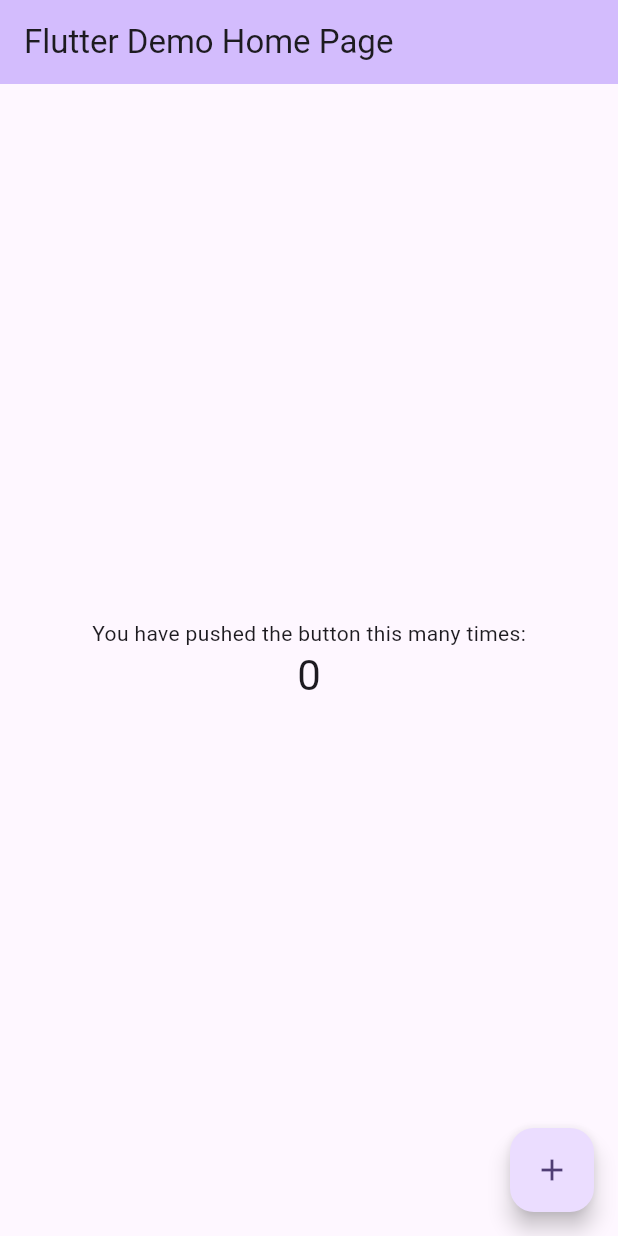
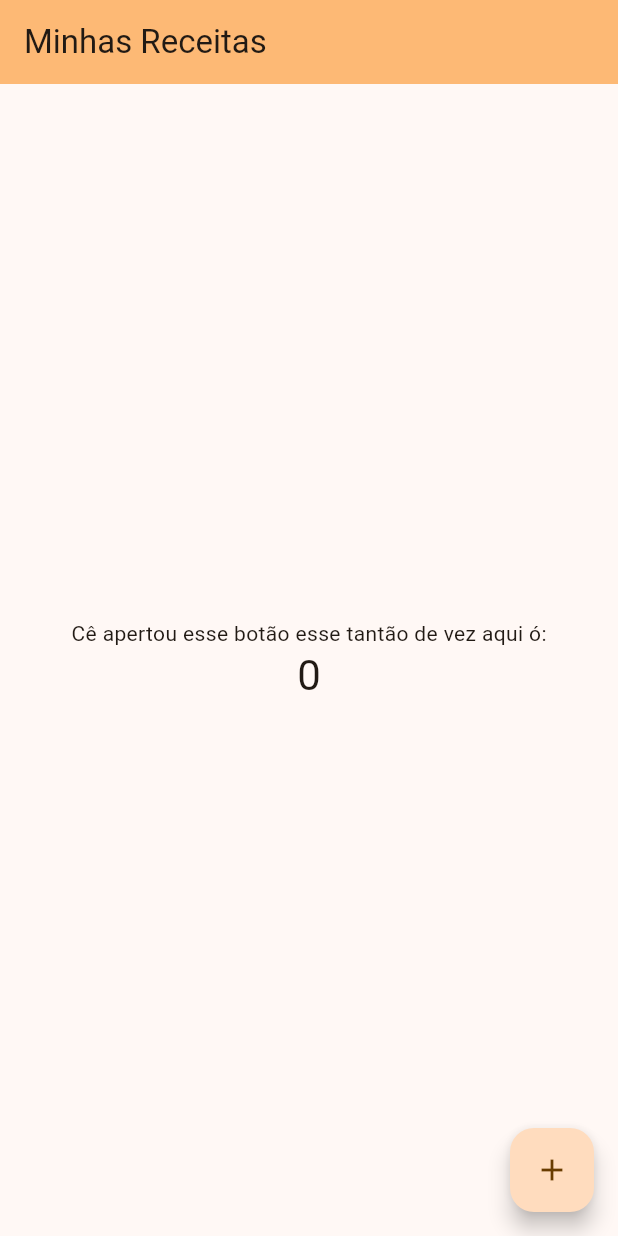
Before and after one commit to aWhiity/aplicativo_receitas, a Flutter app: the screen it shows after launch, on a phone screen of 412 x 824 dp. Run offline on Flutter 3.47's test engine with Material 3 defaults, Android fonts, the light colour scheme and no system bars.

Commit message:
✨feat: Alteração da tela inicial

```diff
--- a/lib/main.dart
+++ b/lib/main.dart
@@ -28,9 +28,9 @@
         //
         // This works for code too, not just values: Most code changes can be
         // tested with just a hot reload.
-        colorScheme: ColorScheme.fromSeed(seedColor: Colors.deepPurple),
+        colorScheme: ColorScheme.fromSeed(seedColor: Colors.orange),
       ),
-      home: const MyHomePage(title: 'Flutter Demo Home Page'),
+      home: const MyHomePage(title: 'Minhas Receitas'),
     );
   }
 }
@@ -104,7 +104,7 @@
           // wireframe for each widget.
           mainAxisAlignment: MainAxisAlignment.center,
           children: <Widget>[
-            const Text('You have pushed the button this many times:'),
+            const Text('Cê apertou esse botão esse tantão de vez aqui ó:'),
             Text(
               '$_counter',
               style: Theme.of(context).textTheme.headlineMedium,
```
